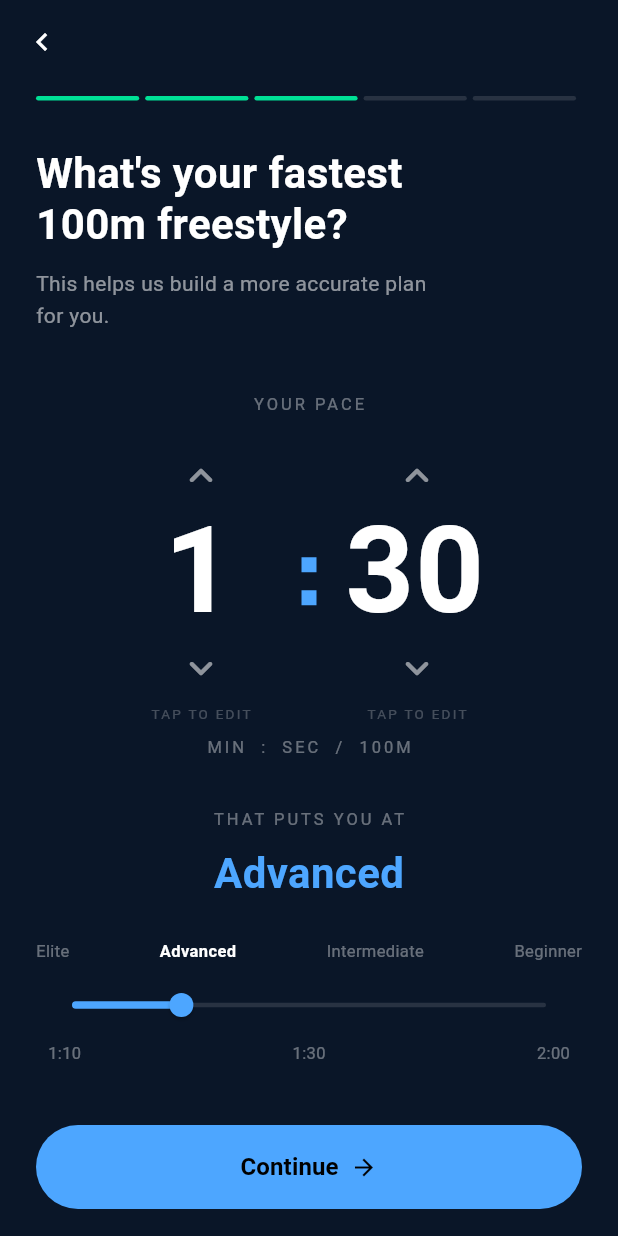
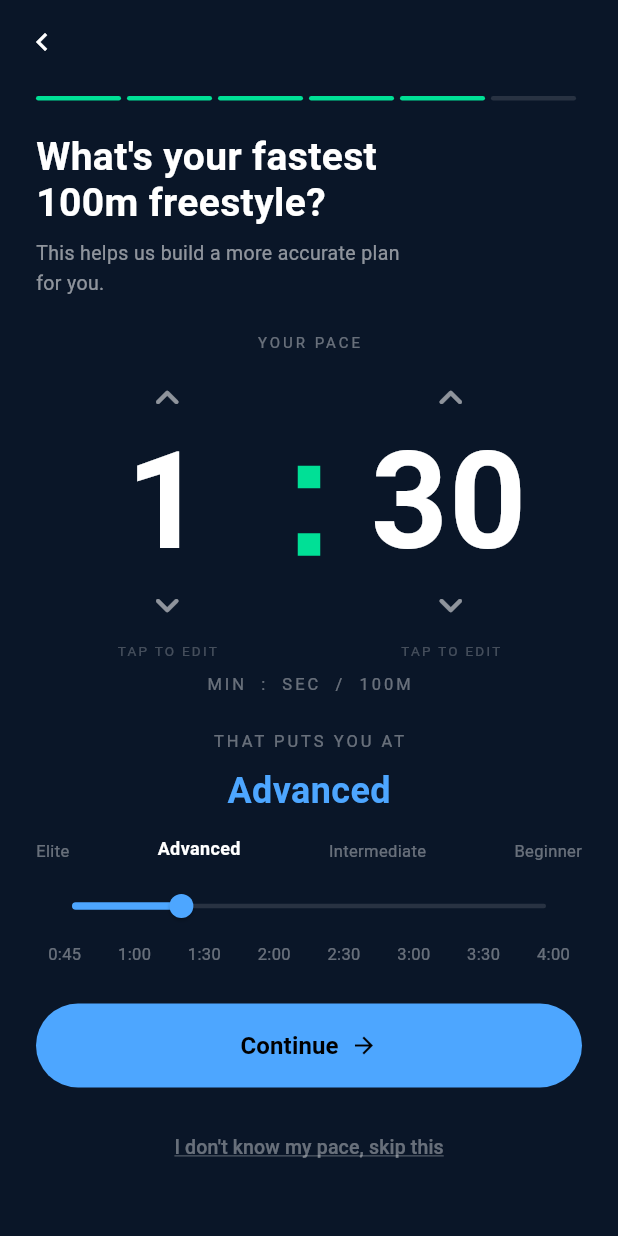
Before and after one commit to vimba333/swim, a Flutter app: the _SurveyView screen opened directly, on a phone screen of 412 x 824 dp. Run offline on Flutter 3.47's test engine with Material 3 defaults, Android fonts, the light colour scheme and no system bars; our stand-ins replace flutter_bloc, go_router.

Commit message:
survey redesign

```diff
--- /dev/null
+++ b/lib/core/presentation/widgets/app_snackbar.dart
@@ -0,0 +1,28 @@
+// lib/core/widgets/app_snackbar.dart
+
+import 'package:flutter/material.dart';
+import 'package:swim/core/theme/app_colors.dart';
+
+class AppSnackBar {
+  static void showError(BuildContext context, String message) {
+    ScaffoldMessenger.of(context).showSnackBar(
+      SnackBar(
+        backgroundColor: AppColors.error,
+        behavior: SnackBarBehavior.floating,
+        shape: RoundedRectangleBorder(borderRadius: BorderRadius.circular(12)),
+        content: Row(
+          children: [
+            const Icon(Icons.error, color: Colors.white, size: 20),
+            const SizedBox(width: 12),
+            Expanded(
+              child: Text(
+                message,
+                style: const TextStyle(color: Colors.white, fontSize: 13),
+              ),
+            ),
+          ],
+        ),
+      ),
+    );
+  }
+}
--- a/lib/features/survay/data/datasources/survey_remote_datasource.dart
+++ b/lib/features/survay/data/datasources/survey_remote_datasource.dart
@@ -19,7 +19,7 @@ class SurveyRemoteDatasourceImpl implements SurveyRemoteDatasource {
     try {
       final response = await client
           .post(
-            Uri.parse('https://jsonplaceholder.typicode.com/posts'),
+            Uri.parse('https://jsonplaceholder.typicode.com/postшs'),
             headers: {'Content-Type': 'application/json'},
             body: jsonEncode({'pace_seconds': paceSeconds}),
           )
--- a/lib/features/survay/presentation/cubit/survey_cubit.dart
+++ b/lib/features/survay/presentation/cubit/survey_cubit.dart
@@ -8,13 +8,6 @@ class SurveyCubit extends Cubit<SurveyState> {
   final SubmitPaceUsecase _submitPaceUsecase;
 
   SurveyCubit(this._submitPaceUsecase) : super(const SurveyInitial());
-
-  double get _currentSeconds => switch (state) {
-    SurveyInitial(:final seconds) => seconds,
-    SurveyLoading(:final seconds) => seconds,
-    SurveyError(:final seconds) => seconds,
-    _ => 90,
-  };
 
   void updateSeconds(double seconds) {
     emit(SurveyInitial(seconds: seconds));
--- a/lib/features/survay/presentation/pages/survey_page.dart
+++ b/lib/features/survay/presentation/pages/survey_page.dart
@@ -2,6 +2,7 @@ import 'package:flutter/material.dart';
 import 'package:flutter_bloc/flutter_bloc.dart';
 import 'package:go_router/go_router.dart';
 import 'package:http/http.dart' as http;
+import 'package:swim/core/presentation/widgets/app_snackbar.dart';
 import 'package:swim/features/survay/data/datasources/survey_remote_datasource.dart';
 import 'package:swim/features/survay/data/repositories/survey_repository_impl.dart';
 import 'package:swim/features/survay/domain/entities/swimmer_level.dart';
@@ -9,7 +10,6 @@ import 'package:swim/features/survay/domain/use_cases/submit_pace_usecase.dart';
 import 'package:swim/features/survay/presentation/cubit/survey_cubit.dart';
 import 'package:swim/features/survay/presentation/cubit/survey_state.dart';
 import 'package:swim/features/survay/presentation/widgets/swimmer_level_editor.dart';
-
 
 class SurveyPage extends StatelessWidget {
   const SurveyPage({super.key});
@@ -19,9 +19,7 @@ class SurveyPage extends StatelessWidget {
     return BlocProvider(
       create: (_) => SurveyCubit(
         SubmitPaceUsecase(
-          SurveyRepositoryImpl(
-            SurveyRemoteDatasourceImpl(http.Client()),
-          ),
+          SurveyRepositoryImpl(SurveyRemoteDatasourceImpl(http.Client())),
         ),
       ),
       child: const _SurveyView(),
@@ -37,14 +35,9 @@ class _SurveyView extends StatelessWidget {
     return BlocListener<SurveyCubit, SurveyState>(
       listener: (context, state) {
         if (state is SurveySuccess) {
-          ScaffoldMessenger.of(context).showSnackBar(
-            const SnackBar(content: Text('Готово!')),
-          );
-        }
-        if (state is SurveyError) {
-          ScaffoldMessenger.of(context).showSnackBar(
-            SnackBar(content: Text(state.message)),
-          );
+          context.go('/');
+        } else if (state is SurveyError) {
+          AppSnackBar.showError(context, state.message);
         }
       },
       child: BlocBuilder<SurveyCubit, SurveyState>(
@@ -73,30 +66,30 @@ class _SurveyView extends StatelessWidget {
                   crossAxisAlignment: CrossAxisAlignment.start,
                   children: [
                     const SizedBox(height: 8),
-                    // Прогресс бар
-                    _ProgressBar(current: 3, total: 5),
-                    const SizedBox(height: 32),
+
+                    _ProgressBar(current: 5, total: 6),
+                    const SizedBox(height: 22),
                     // Заголовок
                     const Text(
                       "What's your fastest\n100m freestyle?",
                       style: TextStyle(
-                        fontSize: 28,
+                        fontSize: 26,
                         fontWeight: FontWeight.w700,
                         color: Colors.white,
                         height: 1.2,
                       ),
                     ),
-                    const SizedBox(height: 12),
+                    const SizedBox(height: 8),
                     const Text(
                       'This helps us build a more accurate plan\nfor you.',
                       style: TextStyle(
-                        fontSize: 14,
+                        fontSize: 13,
                         color: Colors.white54,
                         height: 1.5,
                       ),
                     ),
-                    const SizedBox(height: 40),
-                    // Редактор
+                    const SizedBox(height: 22),
+
                     SwimmerLevelEditor(
                       initial: SwimmerLevel(seconds: seconds),
                       onSubmit: (level) =>
@@ -110,14 +103,19 @@ class _SurveyView extends StatelessWidget {
                         onPressed: () => context.go('/'),
                         child: const Text(
                           "I don't know my pace, skip this",
+
                           style: TextStyle(
                             color: Colors.white38,
                             fontSize: 13,
+                            decoration: TextDecoration.underline,
+                            decorationColor: Colors.white38,
+                            decorationThickness: 1.0,
+                            decorationStyle: TextDecorationStyle.solid,
                           ),
                         ),
                       ),
                     ),
-                    const SizedBox(height: 24),
+                    const SizedBox(height: 4),
                   ],
                 ),
               ),
--- a/lib/features/survay/presentation/widgets/swimmer_level_editor.dart
+++ b/lib/features/survay/presentation/widgets/swimmer_level_editor.dart
@@ -35,7 +35,16 @@ class _SwimmerLevelEditorState extends State<SwimmerLevelEditor> {
     SwimmerType.beginner,
   ];
 
-  static const _sliderTicks = ['1:10', '1:30', '2:00'];
+  static const _sliderTicks = [
+    '0:45',
+    '1:00',
+    '1:30',
+    '2:00',
+    '2:30',
+    '3:00',
+    '3:30',
+    '4:00',
+  ];
 
   @override
   void initState() {
@@ -123,12 +132,12 @@ class _SwimmerLevelEditorState extends State<SwimmerLevelEditor> {
         const Text(
           'YOUR PACE',
           style: TextStyle(
-            fontSize: 11,
+            fontSize: 10,
             color: Colors.white38,
             letterSpacing: 2,
           ),
         ),
-        const SizedBox(height: 16),
+        const SizedBox(height: 6),
 
         // MIN : SEC
         Row(
@@ -141,23 +150,15 @@ class _SwimmerLevelEditorState extends State<SwimmerLevelEditor> {
               onIncrement: () => _updateSeconds(_seconds + 60),
               onDecrement: () => _updateSeconds(_seconds - 60),
             ),
-            // Двоеточие с квадратиками
+
             Padding(
               padding: const EdgeInsets.symmetric(horizontal: 12),
               child: Column(
                 mainAxisSize: MainAxisSize.min,
                 children: [
-                  Container(
-                    width: 10,
-                    height: 10,
-                    color: accent,
-                  ),
-                  const SizedBox(height: 12),
-                  Container(
-                    width: 10,
-                    height: 10,
-                    color: accent,
-                  ),
+                  Container(width: 15, height: 15, color: Color(0xFF00E096)),
+                  const SizedBox(height: 30),
+                  Container(width: 15, height: 15, color: Color(0xFF00E096)),
                 ],
               ),
             ),
@@ -181,9 +182,7 @@ class _SwimmerLevelEditorState extends State<SwimmerLevelEditor> {
             letterSpacing: 2,
           ),
         ),
-        const SizedBox(height: 32),
-
-        // THAT PUTS YOU AT
+        const SizedBox(height: 22),
         const Text(
           'THAT PUTS YOU AT',
           style: TextStyle(
@@ -199,33 +198,32 @@ class _SwimmerLevelEditorState extends State<SwimmerLevelEditor> {
             key: ValueKey(level),
             level != null ? _levelLabel(level) : '—',
             style: TextStyle(
-              fontSize: 28,
+              fontSize: 24,
               fontWeight: FontWeight.w700,
               color: accent,
             ),
           ),
         ),
-        const SizedBox(height: 24),
-
-        // Уровни над слайдером
+        const SizedBox(height: 15),
         Row(
           mainAxisAlignment: MainAxisAlignment.spaceBetween,
           children: _levels.map((l) {
             final isActive = l == level;
-            return Text(
+            return Transform.translate(
+              offset: Offset(0, isActive ? -2 : 0),
+              child: Text(
                 _levelLabel(l),
                 style: TextStyle(
-                fontSize: 11,
+                  fontSize: isActive ? 12 : 11,
                   color: isActive ? Colors.white : Colors.white38,
-                fontWeight:
-                    isActive ? FontWeight.w700 : FontWeight.w400,
+                  fontWeight: isActive ? FontWeight.w700 : FontWeight.w400,
+                ),
               ),
             );
           }).toList(),
         ),
         const SizedBox(height: 4),
 
-        // Слайдер
         SliderTheme(
           data: SliderTheme.of(context).copyWith(
             activeTrackColor: accent,
@@ -250,23 +248,21 @@ class _SwimmerLevelEditorState extends State<SwimmerLevelEditor> {
           ),
         ),
 
-        // Метки слайдера
         Padding(
           padding: const EdgeInsets.symmetric(horizontal: 8),
           child: Row(
             mainAxisAlignment: MainAxisAlignment.spaceBetween,
             children: _sliderTicks
-                .map((t) => Text(
+                .map(
+                  (t) => Text(
                     t,
-                      style: const TextStyle(
-                        fontSize: 11,
-                        color: Colors.white38,
+                    style: const TextStyle(fontSize: 11, color: Colors.white38),
                   ),
-                    ))
+                )
                 .toList(),
           ),
         ),
-        const SizedBox(height: 40),
+        const SizedBox(height: 25),
 
         // Continue
         AnimatedContainer(
@@ -343,7 +339,7 @@ class _TimeUnit extends StatelessWidget {
         TapRegion(
           onTapOutside: (_) => focusNode.unfocus(),
           child: SizedBox(
-            width: 110,
+            width: 150,
             child: TextField(
               controller: controller,
               focusNode: focusNode,
@@ -360,7 +356,8 @@ class _TimeUnit extends StatelessWidget {
                 if (maxValue != null) _MaxValueFormatter(maxValue!),
               ],
               style: const TextStyle(
-                fontSize: 80,
+                fontSize: 90,
+                fontFeatures: [FontFeature.slashedZero()],
                 fontWeight: FontWeight.w700,
                 color: Colors.white,
                 height: 1,
```
Lines whose indentation alone changed are shown as unchanged.
